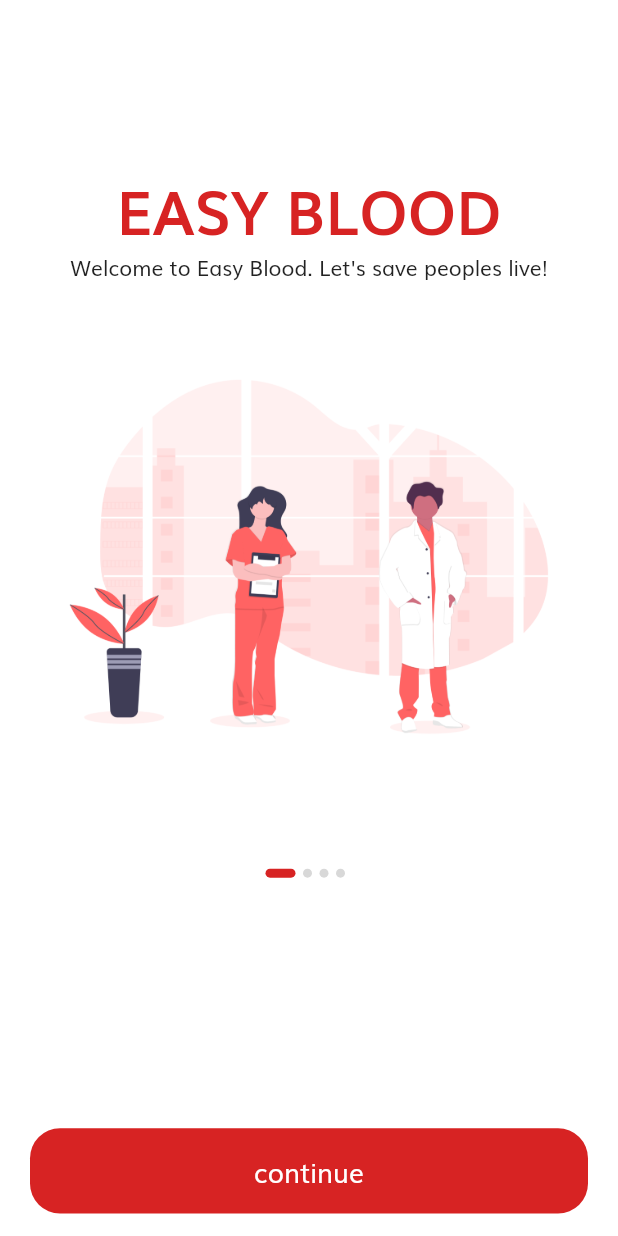
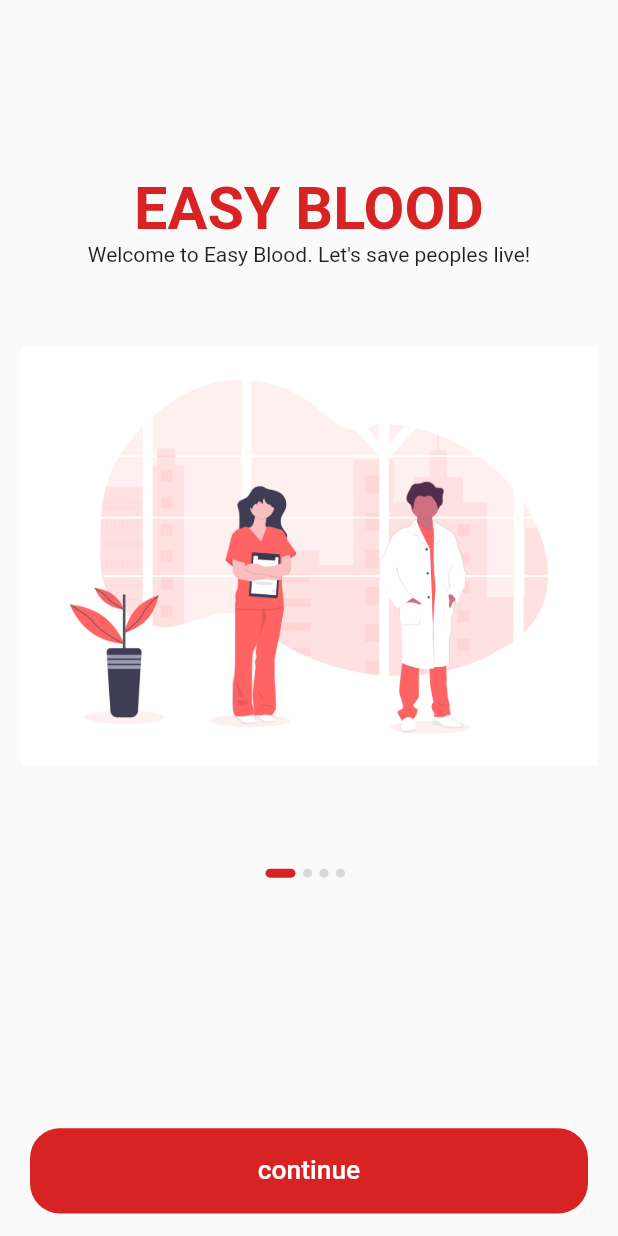
Before and after one commit to Firzan97/Blood-Donation-using-geolocation-and-rule-based-algorithm-, a Flutter app: the screen it shows after launch, on a phone screen of 412 x 824 dp. Run offline on Flutter 3.47's test engine with Material 2 defaults, Android fonts, the phone set to English and light mode, and no system bars; our stand-ins replace curved_navigation_bar, firebase_messaging, flutter_datetime_picker, flutter_local_notifications, flutter_screenutil, flutter_svg and 11 more; missing offline and left inert: adhara_socket_io, direct_select_flutter, geocoder; accounts and stored records are empty; generated files the repository leaves out were written again.

```diff
--- a/lib/onboarding.dart
+++ b/lib/onboarding.dart
@@ -6,14 +6,8 @@ class Onboarding extends StatelessWidget {
   @override
   Widget build(BuildContext context) {
     Size size = MediaQuery.of(context).size;
-    return MaterialApp(
-        theme: ThemeData(
-          fontFamily: "Muli",
-          scaffoldBackgroundColor: Colors.white,
-          visualDensity: VisualDensity.adaptivePlatformDensity,
-        ),
-        home: Scaffold(body: SplashScreen()
+    return  Scaffold(body: SplashScreen()
 
-        ));
+        );
   }
 }
```
Also changed, not shown: lib/requestBlood.dart (+7 -1 lines).
